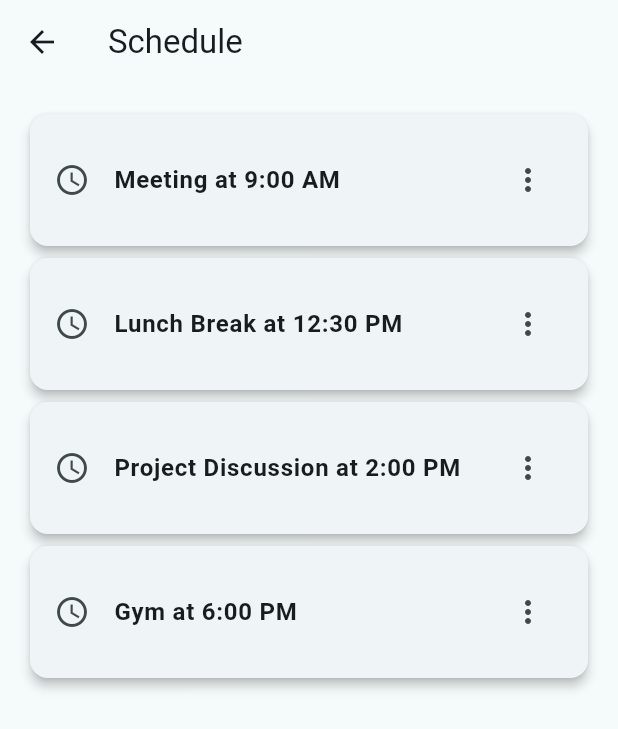
After one commit to AvitBrian/alu_mobile_development, a Flutter app: the ScheduleScreen screen opened directly, on a phone screen of 412 x 824 dp. The commit adds this screen. Shown: the top 729 px of the screen. Run offline on Flutter 3.47's test engine with Material 3 defaults, Android fonts, the phone set to English and light mode, and no system bars.

Commit message:
Schedule screen

```diff
--- /dev/null
+++ b/get_it_done/lib/features/navigation/screens/schedule_screen.dart
@@ -0,0 +1,50 @@
+import 'package:flutter/material.dart';
+
+class ScheduleScreen extends StatelessWidget {
+  ScheduleScreen({Key? key}) : super(key: key);
+
+  // I usedDummy data for dis schedules tho
+  final List<String> dummySchedules = [
+    'Meeting at 9:00 AM',
+    'Lunch Break at 12:30 PM',
+    'Project Discussion at 2:00 PM',
+    'Gym at 6:00 PM',
+  ];
+
+  @override
+  Widget build(BuildContext context) {
+    return Scaffold(
+      appBar: AppBar(
+        title: const Text('Schedule'),
+      ),
+      body: Padding(
+        padding: const EdgeInsets.all(16.0),
+        child: ListView.builder(
+          itemCount: dummySchedules.length,
+          itemBuilder: (context, index) {
+            return Card(
+              elevation: 3,
+              child: ListTile(
+                contentPadding: const EdgeInsets.all(16.0),
+                leading: Icon(Icons.schedule),
+                title: Text(
+                  dummySchedules[index],
+                  style: TextStyle(fontWeight: FontWeight.bold),
+                ),
+                trailing: IconButton(
+                  icon: Icon(Icons.more_vert),
+                  onPressed: () {
+                    // todo
+                  },
+                ),
+                onTap: () {
+                  // todo
+                },
+              ),
+            );
+          },
+        ),
+      ),
+    );
+  }
+}
--- a/get_it_done/lib/main.dart
+++ b/get_it_done/lib/main.dart
@@ -1,5 +1,5 @@
 import 'package:flutter/material.dart';
-import 'package:get_it_done/features/homepage.dart';
+import 'package:get_it_done/features/navigation/screens/home_screen.dart';
 
 void main() {
   runApp(const MyApp());
```
Also changed, not shown: get_it_done/lib/features/homepage.dart (deleted, +0 -103 lines), get_it_done/lib/features/navigation/screens/home_screen.dart (+113 -0 lines).
